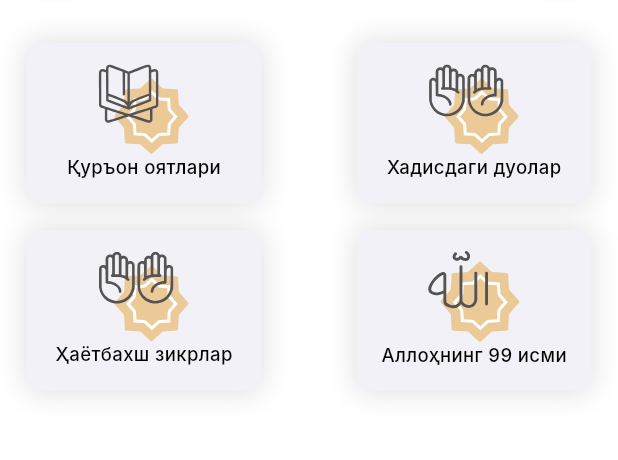
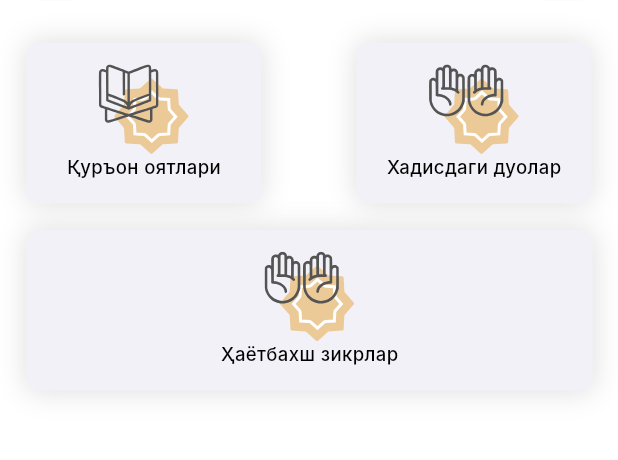
Before and after one commit to UMD-GROUP/avrodi_sharif, a Flutter app: the DailyZikrPage screen opened by its route, on a phone screen of 412 x 824 dp, the part 74-534 px from its top. Run offline on Flutter 3.47's test engine with Material 3 defaults, Android fonts, the phone set to English and light mode, and no system bars; drawn by our look-alikes of zoom_tap_animation; our stand-ins replace adaptive_theme, cloud_firestore, equatable, flutter_bloc, flutter_screenutil, flutter_svg and 2 more; accounts and stored records are empty; network calls fail; Roboto replaces fonts that are missing (Inter).

Commit message:
bugs fixed

```diff
--- a/lib/data/all_data/all_data.dart
+++ b/lib/data/all_data/all_data.dart
@@ -2267,6 +2267,17 @@ List<DailyArabicRussianModel> prayersInHadith = [
 Аллоҳим!  Сени (шонингга нолойиқ ҳар турли сифатдан) пок ва муназзаҳ деб тасбиҳ айтурман ва Сенга ҳамд айтурман. Сендан бошқа илоҳ йўқ деб гувоҳлик берурман. Сендан мағфират тиларман ва Сенга тавба қилурман!
 """),
   DailyArabicRussianModel(arabic: """
+وَلِلّٰهِ الْاَسْمَآءُ الْحُسْنٰى فَادْعُوهُ بِهَا ۝
+﴿الاعراف، ۱۸۰ ﴾""", russian: """
+"Асмоул-ҳусна (энг гўзал исмлар) фақат Аллоҳникидир. Шундоқ экан у (исм)лар билан Унга дуо қилинглар" (7/Аъроф 180)"""),
+  DailyArabicRussianModel(
+      arabic: """
+  قَالَ رَسُولُ اللّٰهِ صَلَّى اللّٰهُ عَلَيْهِ وَسَلَّمَ : إِنَّ لِلّٰهِ تِسْعَةً وَتِسْعِينَ اسْمًا، مِائَةً إِلَّا وَاحِدًا، مَنْ أَحْصَاهَا دَخَلَ الْجَنَّةَ ۝""",
+      russian: """
+Расулуллоҳ соллаллоҳу алайҳи ва саллам айтдилар: "Аллоҳнинг тўқсон тўққизта - бир кам юзта исми бордир. Кимки бу исмларни санаса (ёд олса ва ҳар бири бир гўзал аҳлоқ манбаига мувофиқ бўлмиш бу исмлар билан хулқланса), жаннатга киради"
+  """),
+  namesOfAllah,
+  DailyArabicRussianModel(arabic: """
 اَلْحَمْدُ لِلّٰهِ الَّذِى أَحْيَانَا بَعْدَ مَا أَمَاتَنَا وَإِلَيْهِ النُّشُورُ ۝
 """, russian: """
 Бизларни ўлдирганидан кейин тирилтирган ва (ўлгандан сўнг) янгитдан тирил(иб бор)иш Ўзи томон бўлган Аллоҳга ҳамд бўлсин.
--- a/lib/ui/dailly_zikr/ui/daily_zikr_page.dart
+++ b/lib/ui/dailly_zikr/ui/daily_zikr_page.dart
@@ -45,14 +45,15 @@ class DailyZikrPage extends StatelessWidget {
                                 context, RouteName.liveMentions);
                           },
                           title: "Ҳаётбахш зикрлар",
+                          zikrWidth: 0.916.sw,
                           icon: AppIcons.starHands),
-                      ZikrItem(
-                        onTap: () {
-                          Navigator.pushNamed(context, RouteName.namesOfAllah);
-                        },
-                        title: "Аллоҳнинг 99 исми",
-                        icon: AppIcons.starWord,
-                      ),
+                      // ZikrItem(
+                      //   onTap: () {
+                      //     Navigator.pushNamed(context, RouteName.namesOfAllah);
+                      //   },
+                      //   title: "Аллоҳнинг 99 исми",
+                      //   icon: AppIcons.starWord,
+                      // ),
                     ],
                   )
                 ],
```
Also changed, not shown: lib/ui/creation_room/ui/creation_room_page.dart (+12 -9 lines), 1 other file.
